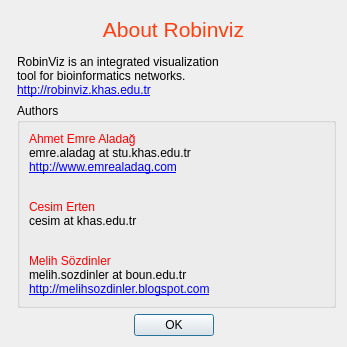
First picture: the form in src/python/robinviz/misc/about.ui, repository aladagemre/robinviz, before the edit.
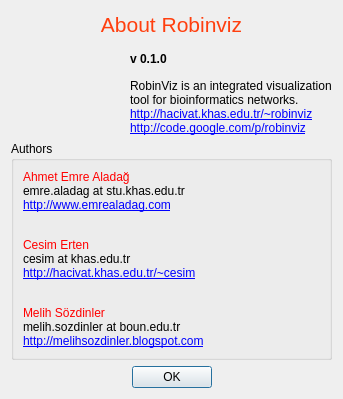
Second picture: the form after the edit. Icons and pictures are not drawn.

Commit message: About Dialog updated:     * Links are working     * Fixed project page.     * Added Cesim Erten's homepage     * Some layout changes

The edit to the form file:
```diff
--- a/src/python/robinviz/misc/about.ui
+++ b/src/python/robinviz/misc/about.ui
@@ -6,16 +6,28 @@
    <rect>
     <x>0</x>
     <y>0</y>
-    <width>347</width>
-    <height>347</height>
+    <width>343</width>
+    <height>399</height>
    </rect>
   </property>
+  <property name="sizePolicy">
+   <sizepolicy hsizetype="Fixed" vsizetype="Fixed">
+    <horstretch>0</horstretch>
+    <verstretch>0</verstretch>
+   </sizepolicy>
+  </property>
+  <property name="mouseTracking">
+   <bool>false</bool>
+  </property>
   <property name="windowTitle">
    <string>About RobinViz</string>
   </property>
   <property name="styleSheet">
    <string/>
   </property>
+  <property name="sizeGripEnabled">
+   <bool>false</bool>
+  </property>
   <layout class="QGridLayout" name="gridLayout_2">
    <item row="0" column="0">
     <layout class="QGridLayout" name="gridLayout">
@@ -39,7 +51,7 @@
        </property>
       </widget>
      </item>
-     <item row="1" column="1">
+     <item row="2" column="1">
       <widget class="QLabel" name="label_7">
        <property name="text">
         <string>&lt;!DOCTYPE HTML PUBLIC &quot;-//W3C//DTD HTML 4.0//EN&quot; &quot;http://www.w3.org/TR/REC-html40/strict.dtd&quot;&gt;
@@ -48,11 +60,15 @@
 &lt;/style&gt;&lt;/head&gt;&lt;body style=&quot; font-family:'Sans Serif'; font-size:9pt; font-weight:400; font-style:normal;&quot;&gt;
 &lt;p style=&quot; margin-top:0px; margin-bottom:0px; margin-left:0px; margin-right:0px; -qt-block-indent:0; text-indent:0px;&quot;&gt;RobinViz is an integrated visualization&lt;/p&gt;
 &lt;p style=&quot; margin-top:0px; margin-bottom:0px; margin-left:0px; margin-right:0px; -qt-block-indent:0; text-indent:0px;&quot;&gt;tool for bioinformatics networks.&lt;/p&gt;
-&lt;p style=&quot; margin-top:0px; margin-bottom:0px; margin-left:0px; margin-right:0px; -qt-block-indent:0; text-indent:0px;&quot;&gt;&lt;a href=&quot;http://robinviz.khas.edu.tr&quot;&gt;&lt;span style=&quot; text-decoration: underline; color:#0000ff;&quot;&gt;http://robinviz.khas.edu.tr&lt;/span&gt;&lt;/a&gt;&lt;/p&gt;&lt;/body&gt;&lt;/html&gt;</string>
+&lt;p style=&quot; margin-top:0px; margin-bottom:0px; margin-left:0px; margin-right:0px; -qt-block-indent:0; text-indent:0px;&quot;&gt;&lt;a href=&quot;http://hacivat.khas.edu.tr/~robinviz&quot;&gt;&lt;span style=&quot; text-decoration: underline; color:#0000ff;&quot;&gt;http://hacivat.khas.edu.tr/~robinviz&lt;/span&gt;&lt;/a&gt;&lt;/p&gt;
+&lt;p style=&quot; margin-top:0px; margin-bottom:0px; margin-left:0px; margin-right:0px; -qt-block-indent:0; text-indent:0px;&quot;&gt;&lt;a href=&quot;http://code.google.com/p/robinviz&quot;&gt;&lt;span style=&quot; text-decoration: underline; color:#0000ff;&quot;&gt;http://code.google.com/p/robinviz&lt;/span&gt;&lt;/a&gt;&lt;/p&gt;&lt;/body&gt;&lt;/html&gt;</string>
+       </property>
+       <property name="openExternalLinks">
+        <bool>true</bool>
        </property>
       </widget>
      </item>
-     <item row="2" column="1">
+     <item row="3" column="0" colspan="2">
       <widget class="QGroupBox" name="groupBox">
        <property name="title">
         <string>Authors</string>
@@ -92,7 +108,11 @@
 p, li { white-space: pre-wrap; }
 &lt;/style&gt;&lt;/head&gt;&lt;body style=&quot; font-family:'Sans Serif'; font-size:9pt; font-weight:400; font-style:normal;&quot;&gt;
 &lt;p style=&quot; margin-top:0px; margin-bottom:0px; margin-left:0px; margin-right:0px; -qt-block-indent:0; text-indent:0px;&quot;&gt;&lt;span style=&quot; color:#ff0000;&quot;&gt;Cesim Erten&lt;/span&gt;&lt;/p&gt;
-&lt;p style=&quot; margin-top:0px; margin-bottom:0px; margin-left:0px; margin-right:0px; -qt-block-indent:0; text-indent:0px;&quot;&gt;cesim at khas.edu.tr&lt;/p&gt;&lt;/body&gt;&lt;/html&gt;</string>
+&lt;p style=&quot; margin-top:0px; margin-bottom:0px; margin-left:0px; margin-right:0px; -qt-block-indent:0; text-indent:0px;&quot;&gt;cesim at khas.edu.tr&lt;/p&gt;
+&lt;p style=&quot; margin-top:0px; margin-bottom:0px; margin-left:0px; margin-right:0px; -qt-block-indent:0; text-indent:0px;&quot;&gt;&lt;a href=&quot;http://hacivat.khas.edu.tr/~cesim&quot;&gt;&lt;span style=&quot; text-decoration: underline; color:#0000ff;&quot;&gt;http://hacivat.khas.edu.tr/~cesim&lt;/span&gt;&lt;/a&gt;&lt;/p&gt;&lt;/body&gt;&lt;/html&gt;</string>
+          </property>
+          <property name="openExternalLinks">
+           <bool>true</bool>
           </property>
          </widget>
         </item>
@@ -125,6 +145,17 @@
        </layout>
       </widget>
      </item>
+     <item row="1" column="1">
+      <widget class="QLabel" name="label_5">
+       <property name="text">
+        <string>&lt;!DOCTYPE HTML PUBLIC &quot;-//W3C//DTD HTML 4.0//EN&quot; &quot;http://www.w3.org/TR/REC-html40/strict.dtd&quot;&gt;
+&lt;html&gt;&lt;head&gt;&lt;meta name=&quot;qrichtext&quot; content=&quot;1&quot; /&gt;&lt;style type=&quot;text/css&quot;&gt;
+p, li { white-space: pre-wrap; }
+&lt;/style&gt;&lt;/head&gt;&lt;body style=&quot; font-family:'Sans Serif'; font-size:9pt; font-weight:400; font-style:normal;&quot;&gt;
+&lt;p style=&quot; margin-top:0px; margin-bottom:0px; margin-left:0px; margin-right:0px; -qt-block-indent:0; text-indent:0px;&quot;&gt;&lt;span style=&quot; font-weight:600;&quot;&gt;v 0.1.0&lt;/span&gt;&lt;/p&gt;&lt;/body&gt;&lt;/html&gt;</string>
+       </property>
+      </widget>
+     </item>
      <item row="1" column="0" rowspan="2">
       <widget class="QLabel" name="label_6">
        <property name="text">
```
Left out of the diff: 6 changed lines with no effect on the pictures. The commit also changes 1 other file.
